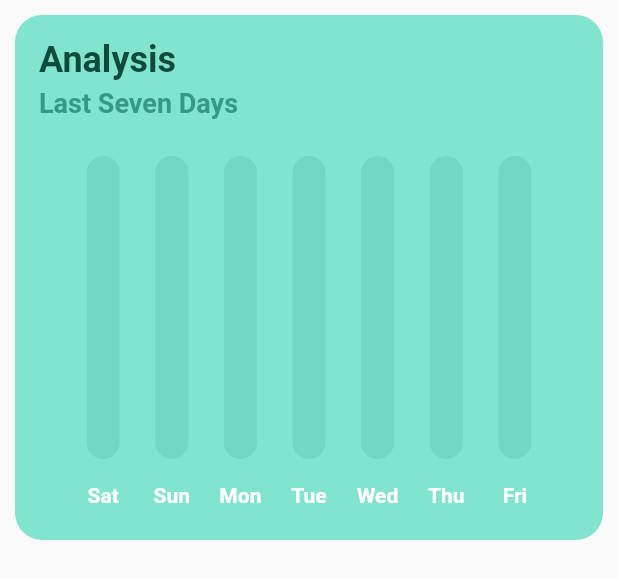
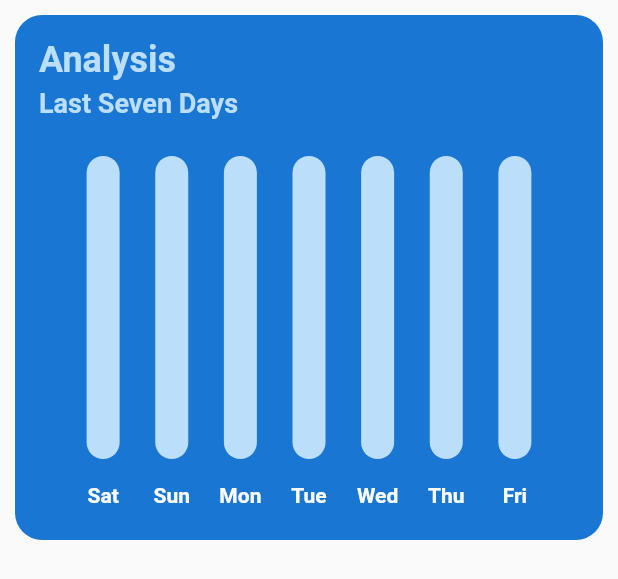
Before and after one commit to Mufaddal5253110/BudgetBudy, a Flutter app: the WeeklyStats widget shown alone on an empty page, opened directly with empty values, on a phone screen of 412 x 824 dp. Shown: the top 579 px of the screen. Run offline on Flutter 3.47's test engine with Material 2 defaults, Android fonts, the phone set to English and light mode, and no system bars; drawn by our look-alikes of fl_chart; our stand-ins replace device_preview, sqflite; accounts and stored records are empty.

Commit message:
weakly chart updated

```diff
--- a/lib/screens/weekly_stats.dart
+++ b/lib/screens/weekly_stats.dart
@@ -1,7 +1,6 @@
 import 'package:flutter/material.dart';
 import 'package:intl/intl.dart';
 
-import 'package:provider/provider.dart';
 import 'package:fl_chart/fl_chart.dart';
 
 import 'package:daily_spending/models/transaction.dart';
@@ -56,7 +55,7 @@ class _WeeklyStatsState extends State<WeeklyStats> {
           height: 350,
           decoration: BoxDecoration(
             borderRadius: BorderRadius.circular(18.0),
-            color: const Color(0xff81e5cd),
+            color: Theme.of(context).primaryColorDark,//Color(0xff81e5cd),
           ),
           margin: EdgeInsets.all(10.0),
           padding: const EdgeInsets.all(16),
@@ -67,7 +66,7 @@ class _WeeklyStatsState extends State<WeeklyStats> {
               Text(
                 'Analysis',
                 style: TextStyle(
-                    color: const Color(0xff0f4a3c),
+                    color: Theme.of(context).primaryColorLight,//Color(0xff0f4a3c),
                     fontSize: 24,
                     fontWeight: FontWeight.bold),
               ),
@@ -77,7 +76,7 @@ class _WeeklyStatsState extends State<WeeklyStats> {
               Text(
                 'Last Seven Days',
                 style: TextStyle(
-                    color: const Color(0xff379982),
+                    color: Theme.of(context).primaryColorLight,//const Color(0xff379982),
                     fontSize: 18,
                     fontWeight: FontWeight.bold),
               ),
@@ -109,12 +108,12 @@ class _WeeklyStatsState extends State<WeeklyStats> {
       barRods: [
         BarChartRodData(
           y: y,
-          colors: isTouched ? [Colors.yellow] : [Colors.white],
+          colors: isTouched ? [Theme.of(context).primaryColor] : [Colors.white],
           width: 22,
           backDrawRodData: BackgroundBarChartRodData(
             show: true,
             y: 20,
-            colors: [Color(0xff72d8bf)],
+            colors: [Theme.of(context).primaryColorLight],//[Color(0xff72d8bf)],
           ),
         ),
       ],
--- a/lib/widgets/app_drawer.dart
+++ b/lib/widgets/app_drawer.dart
@@ -8,8 +8,12 @@ class AppDrawer extends StatelessWidget {
     return Drawer(
       child: Scaffold(
         appBar: AppBar(
+          elevation: 0,
           automaticallyImplyLeading: false,
-          title: Text('Daily Spendings'),
+          title: Text(
+            'Daily Spendings',
+            style: Theme.of(context).appBarTheme.textTheme.headline1,
+          ),
         ),
         body: ListView(
           children: <Widget>[
--- a/lib/widgets/transaction_list_items.dart
+++ b/lib/widgets/transaction_list_items.dart
@@ -45,7 +45,7 @@ class _TransactionListItemsState extends State<TransactionListItems> {
               children: [
                 Text(
                   "${widget.trx.title}",
-                  style: Theme.of(context).textTheme.title,
+                  style: Theme.of(context).textTheme.headline1,
                 ),
                 Text(
                   DateFormat.yMMMd().format(widget.trx.date),
```
Also changed, not shown: lib/main.dart (+4 -4 lines).
